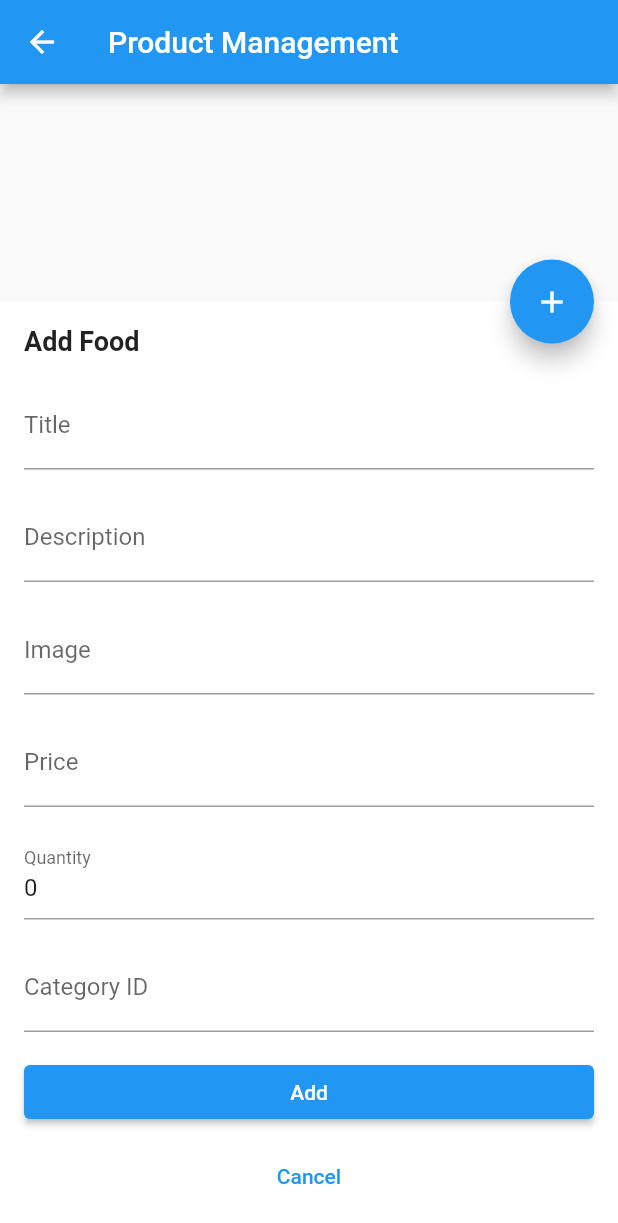
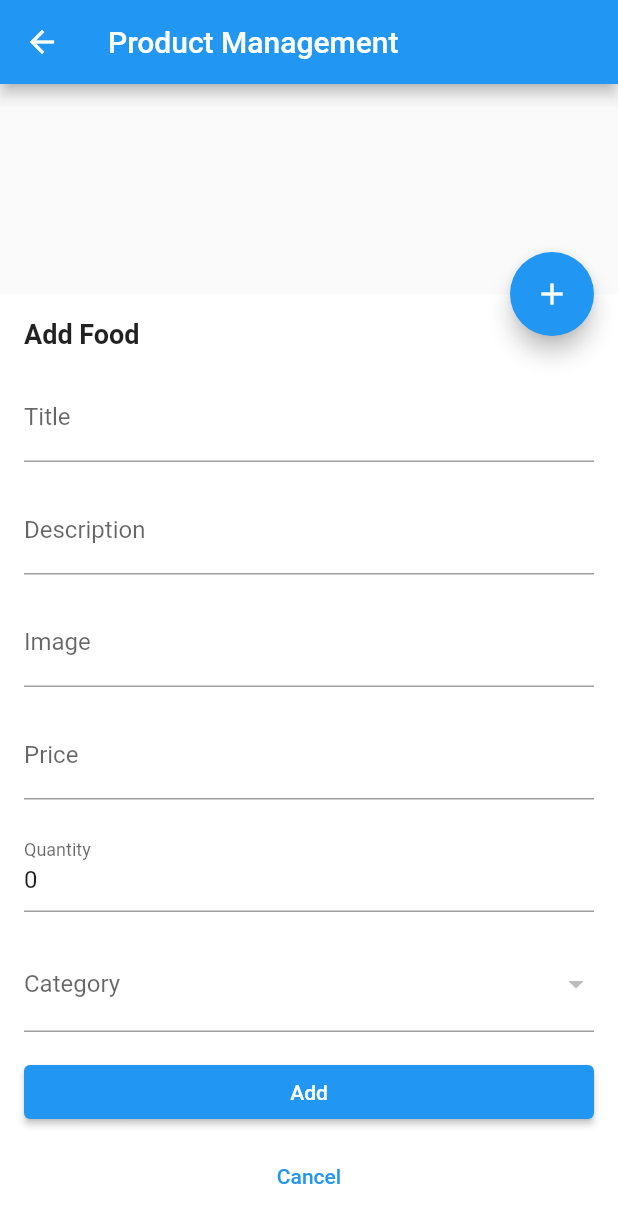
Before and after one commit to Ngtinhs/TH_FLUTTER, a Flutter app: the ListFoodPage screen opened by its route, after a tap on the "add" icon, on a phone screen of 412 x 824 dp. Shown: the top 1223 px of the screen. Run offline on Flutter 3.47's test engine with Material 2 defaults, Android fonts, the light colour scheme and no system bars; our stand-ins replace firebase_core, firebase_messaging, flutter_svg, fluttertoast, shared_preferences; accounts and stored records are empty; network calls fail.

Commit message:
Fix hiển thị catagories được ròiii :>

```diff
--- a/thuchanh/lib/Admin/pages/list_product_page.dart
+++ b/thuchanh/lib/Admin/pages/list_product_page.dart
@@ -13,6 +13,7 @@ class _ListFoodPageState extends State<ListFoodPage> {
   List<dynamic> foods = [];
   bool showModal = false;
   String selectedId = '';
+  String? selectedCategory = '';
   Map<String, dynamic> newFood = {
     'title': '',
     'description': '',
@@ -52,9 +53,13 @@ class _ListFoodPageState extends State<ListFoodPage> {
         await http.get(Uri.parse('http://192.168.15.109:8000/api/categories'));
     if (response.statusCode == 200) {
       final data = jsonDecode(response.body);
-      if (data is List) {
+      print(data); // In ra nội dung phản hồi từ máy chủ
+      if (data['categories'] is List) {
         setState(() {
-          categories = data;
+          categories = data['categories'];
+          if (categories.isNotEmpty) {
+            selectedCategory = categories[0]['_id'];
+          }
         });
       } else {
         throw Exception('Invalid response format');
@@ -273,10 +278,20 @@ class _ListFoodPageState extends State<ListFoodPage> {
               keyboardType: TextInputType.number,
             ),
             SizedBox(height: 16.0),
-            TextField(
-              decoration: InputDecoration(labelText: 'Category ID'),
-              onChanged: (value) => newFood['category'] = value,
-              controller: TextEditingController(text: newFood['category']),
+            DropdownButtonFormField<String>(
+              decoration: InputDecoration(labelText: 'Category'),
+              value: selectedCategory ?? '',
+              onChanged: (value) {
+                setState(() {
+                  selectedCategory = value;
+                });
+              },
+              items: categories.map((category) {
+                return DropdownMenuItem<String>(
+                  value: category['_id'],
+                  child: Text(category['title']),
+                );
+              }).toList(),
             ),
             SizedBox(height: 16.0),
             ElevatedButton(
```
